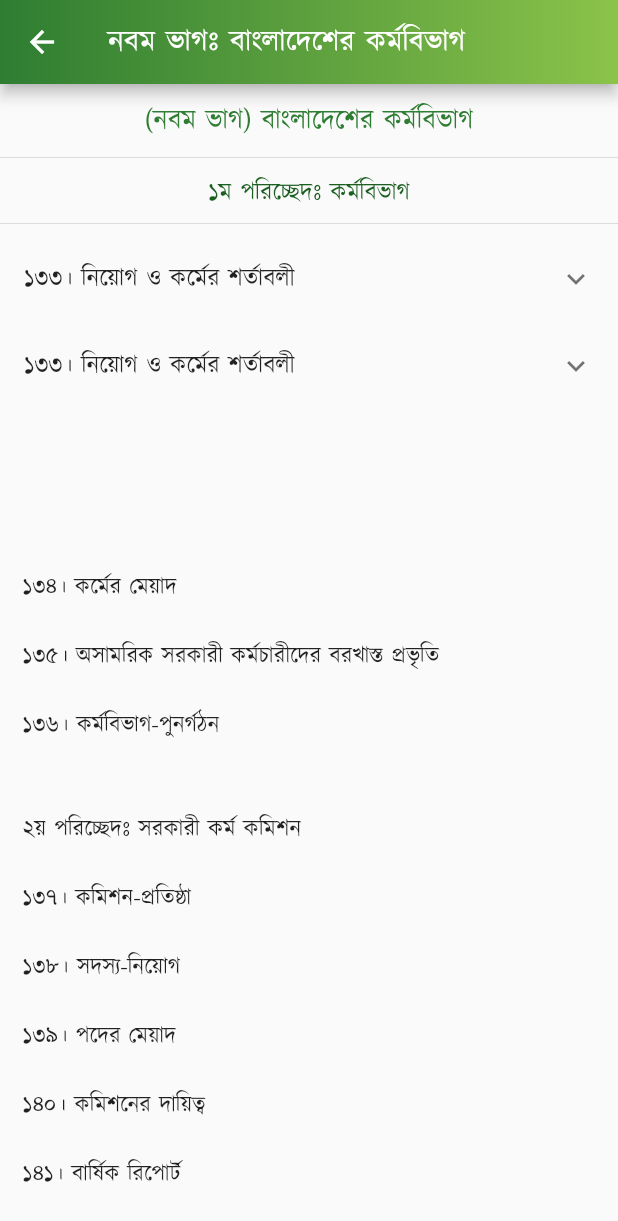
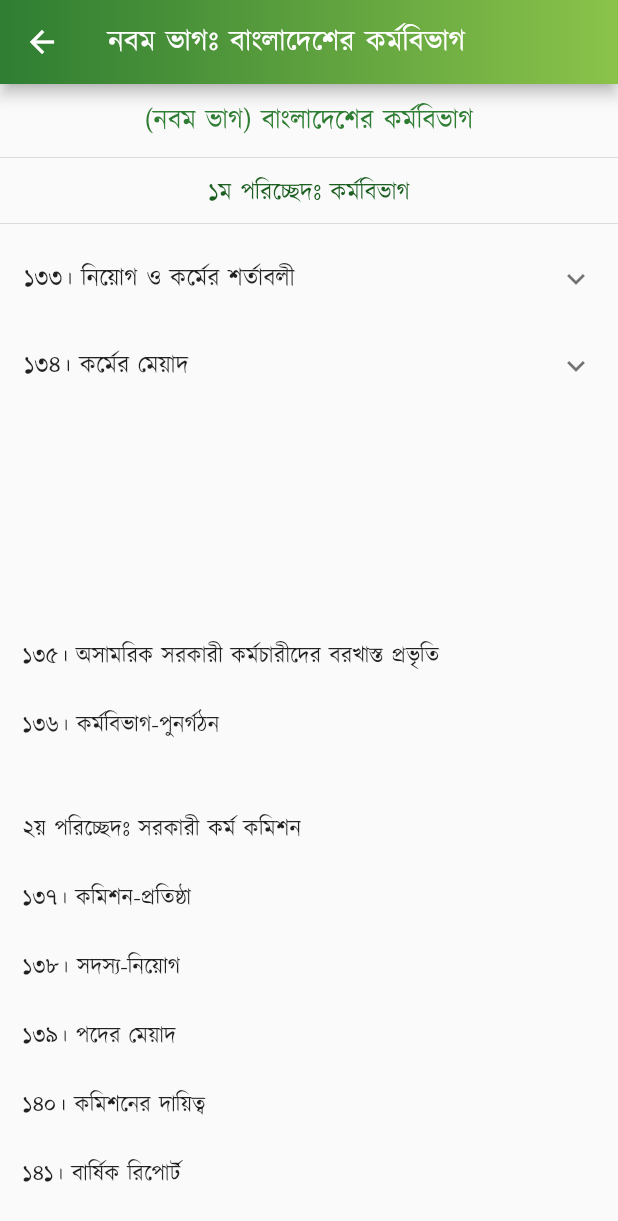
Before and after one commit to Azimul-Haque/flutter-onesignal, a Flutter app: the PartNine screen opened directly, on a phone screen of 412 x 824 dp. Shown: the top 1221 px of the screen. Run offline on Flutter 3.47's test engine with Material 2 defaults, Android fonts, the phone set to English and light mode, and no system bars; our stand-ins replace fluttertoast, package_info_plus, percent_indicator, shared_preferences, sqflite; missing offline and left inert: blinking_text, flutter_share, onesignal_flutter, slide_popup_dialog; accounts and stored records are empty; network calls fail.

Commit message:
Commit Sat 04/30/2022  0:08:59.18 14104

```diff
--- a/lib/pages/constitution/part9.dart
+++ b/lib/pages/constitution/part9.dart
@@ -53,7 +53,7 @@ class PartNine extends StatelessWidget {
             ],
           ),
           ExpansionTile(
-            title: Text('১৩৩। নিয়োগ ও কর্মের শর্তাবলী'),
+            title: Text('১৩৪। কর্মের মেয়াদ'),
             children: <Widget>[
               ListTile(
                   title: SelectableText(
@@ -66,7 +66,7 @@ class PartNine extends StatelessWidget {
             padding: EdgeInsets.all(15),
             child: Column(children: <Widget>[
               Text(
-                " \n\n \n\n১৩৪। কর্মের মেয়াদ \n\n১৩৫। অসামরিক সরকারী কর্মচারীদের বরখাস্ত প্রভৃতি \n\n১৩৬। কর্মবিভাগ-পুনর্গঠন \n\n\n২য় পরিচ্ছেদঃ সরকারী কর্ম কমিশন \n\n১৩৭। কমিশন-প্রতিষ্ঠা \n\n১৩৮। সদস্য-নিয়োগ \n\n১৩৯। পদের মেয়াদ \n\n১৪০। কমিশনের দায়িত্ব \n\n১৪১। বার্ষিক রিপোর্ট \n\n\nনবম-ক ভাগ জরুরী বিধানাবলী \n\n১৪১ক। জরুরী-অবস্থা ঘোষণা \n\n১৪১খ। জরুরী-অবস্থার সময় সংবিধানের কতিপয় অনুচ্ছেদের বিধান স্থগিতকরণ \n\n১৪১গ। জরুরী-অবস্থার সময় মৌলিক অধিকারসমূহ স্থগিতকরণ",
+                " \n\n \n\n \n\n১৩৫। অসামরিক সরকারী কর্মচারীদের বরখাস্ত প্রভৃতি \n\n১৩৬। কর্মবিভাগ-পুনর্গঠন \n\n\n২য় পরিচ্ছেদঃ সরকারী কর্ম কমিশন \n\n১৩৭। কমিশন-প্রতিষ্ঠা \n\n১৩৮। সদস্য-নিয়োগ \n\n১৩৯। পদের মেয়াদ \n\n১৪০। কমিশনের দায়িত্ব \n\n১৪১। বার্ষিক রিপোর্ট \n\n\nনবম-ক ভাগ জরুরী বিধানাবলী \n\n১৪১ক। জরুরী-অবস্থা ঘোষণা \n\n১৪১খ। জরুরী-অবস্থার সময় সংবিধানের কতিপয় অনুচ্ছেদের বিধান স্থগিতকরণ \n\n১৪১গ। জরুরী-অবস্থার সময় মৌলিক অধিকারসমূহ স্থগিতকরণ",
                 style:
                     TextStyle(color: Colors.black87, fontSize: 15, height: 1.5),
                 textAlign: TextAlign.justify,
```
